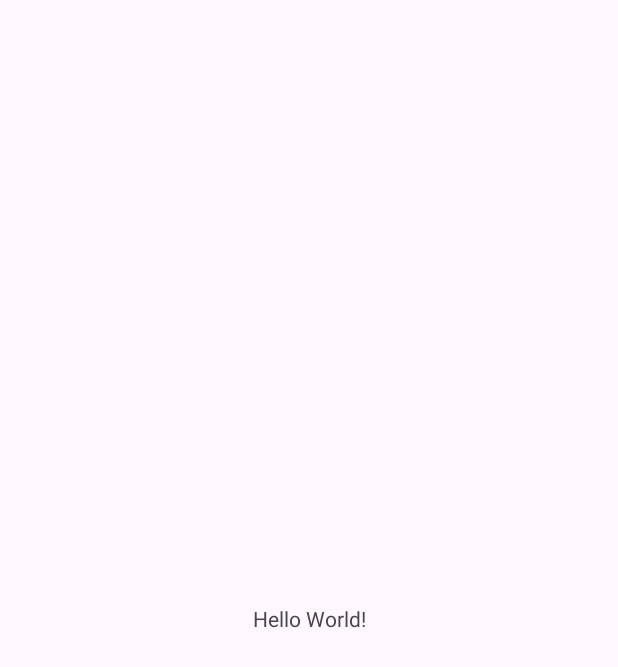
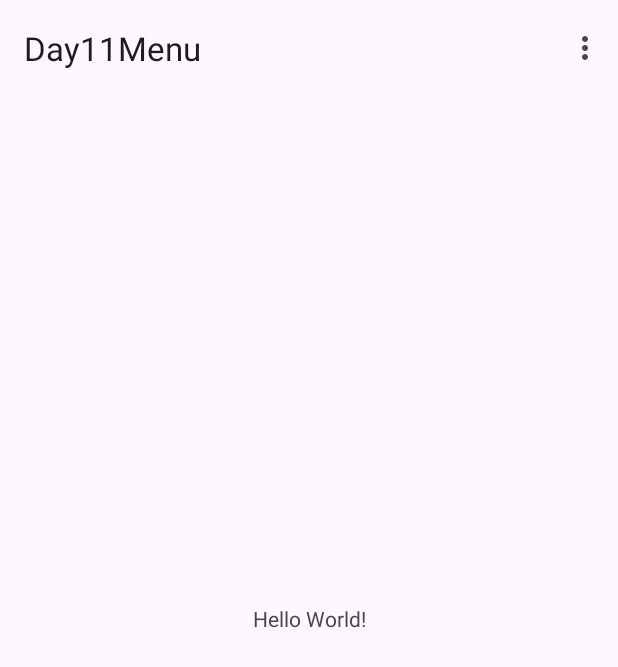
Before and after one commit to Grasmus/AndroidCourse, an Android app: the screen it shows after launch (MainActivity), on a phone screen of 412 x 824 dp. Before the commit the part shown is almost empty. Shown: the top 667 px of the screen. Run offline under Robolectric (Android 15) with nearby library versions, the phone set to English and light mode, and no system bars.

Commit message:
Final commit

```diff
--- a/app/src/main/AndroidManifest.xml
+++ b/app/src/main/AndroidManifest.xml
@@ -14,7 +14,8 @@
         tools:targetApi="31">
         <activity
             android:name=".MainActivity"
-            android:exported="true">
+            android:exported="true"
+            android:theme="@style/Theme.Day11Menu">
             <intent-filter>
                 <action android:name="android.intent.action.MAIN" />
 
--- a/app/src/main/java/com/example/day11menu/MainActivity.kt
+++ b/app/src/main/java/com/example/day11menu/MainActivity.kt
@@ -1,11 +1,60 @@
 package com.example.day11menu
 
+import android.os.Bundle
+import android.view.Menu
+import android.view.MenuItem
+import android.view.SubMenu
+import android.widget.TextView
 import androidx.appcompat.app.AppCompatActivity
-import android.os.Bundle
 
 class MainActivity : AppCompatActivity() {
+
+    private var textView : TextView? = null
+    val IDM_NEW : Int = 201
+    val IDM_OPEN : Int = 202
+    val IDM_SAVE : Int = 203
     override fun onCreate(savedInstanceState: Bundle?) {
         super.onCreate(savedInstanceState)
         setContentView(R.layout.activity_main)
+        setSupportActionBar(findViewById(R.id.toolbar))
+
+        textView = findViewById(R.id.textView)
+    }
+
+    override fun onCreateOptionsMenu(menu: Menu?): Boolean {
+        menuInflater.inflate(R.menu.menu_main, menu)
+
+        val subMenu : SubMenu? = menu?.addSubMenu("File")
+
+        subMenu?.setIcon(R.drawable.baseline_video_file_24)
+        subMenu?.add(Menu.NONE, IDM_NEW, Menu.NONE, "New")
+        subMenu?.add(Menu.NONE, IDM_OPEN, Menu.NONE, "Open")
+        subMenu?.add(Menu.NONE, IDM_SAVE, Menu.NONE, "Save")
+
+        return super.onCreateOptionsMenu(menu)
+    }
+
+    override fun onOptionsItemSelected(item: MenuItem): Boolean {
+        when (item.itemId) {
+            R.id.action_cat1 -> {
+                textView!!.text = "You have chosen a male cat!"
+            }
+            R.id.action_cat2 -> {
+                textView!!.text = "You have chosen a female cat!"
+            }
+            R.id.action_cat3 -> {
+                textView!!.text = "You have chosen a kitten!"
+            }
+            IDM_NEW -> {
+                textView!!.text = "New item selected"
+            }
+            IDM_OPEN -> {
+                textView!!.text = "Open item selected"
+            }
+            IDM_SAVE -> {
+                textView!!.text = "Save item selected"
+            }
+        }
+        return super.onOptionsItemSelected(item)
     }
 }
--- /dev/null
+++ b/app/src/main/res/drawable/baseline_open_in_new_24.xml
@@ -0,0 +1,5 @@
+<vector android:autoMirrored="true" android:height="24dp"
+    android:tint="#000000" android:viewportHeight="24"
+    android:viewportWidth="24" android:width="24dp" xmlns:android="http://schemas.android.com/apk/res/android">
+    <path android:fillColor="@android:color/black" android:pathData="M19,19H5V5h7V3H5c-1.11,0 -2,0.9 -2,2v14c0,1.1 0.89,2 2,2h14c1.1,0 2,-0.9 2,-2v-7h-2v7zM14,3v2h3.59l-9.83,9.83 1.41,1.41L19,6.41V10h2V3h-7z"/>
+</vector>
--- /dev/null
+++ b/app/src/main/res/drawable/baseline_video_file_24.xml
@@ -0,0 +1,5 @@
+<vector android:height="24dp" android:tint="#FFFFFF"
+    android:viewportHeight="24" android:viewportWidth="24"
+    android:width="24dp" xmlns:android="http://schemas.android.com/apk/res/android">
+    <path android:fillColor="@android:color/white" android:pathData="M14,2H6.01c-1.1,0 -2,0.89 -2,2L4,20c0,1.1 0.9,2 2,2h12c1.1,0 2,-0.9 2,-2V8L14,2zM13,9V3.5L18.5,9H13zM14,14l2,-1.06v4.12L14,16v1c0,0.55 -0.45,1 -1,1H9c-0.55,0 -1,-0.45 -1,-1v-4c0,-0.55 0.45,-1 1,-1h4c0.55,0 1,0.45 1,1V14z"/>
+</vector>
--- /dev/null
+++ b/app/src/main/res/drawable/outline_whatshot_24.xml
@@ -0,0 +1,5 @@
+<vector android:height="24dp" android:tint="#000000"
+    android:viewportHeight="24" android:viewportWidth="24"
+    android:width="24dp" xmlns:android="http://schemas.android.com/apk/res/android">
+    <path android:fillColor="@android:color/black" android:pathData="M11.57,13.16c-1.36,0.28 -2.17,1.16 -2.17,2.41 0,1.34 1.11,2.42 2.49,2.42 2.05,0 3.71,-1.66 3.71,-3.71 0,-1.07 -0.15,-2.12 -0.46,-3.12 -0.79,1.07 -2.2,1.72 -3.57,2zM13.5,0.67s0.74,2.65 0.74,4.8c0,2.06 -1.35,3.73 -3.41,3.73 -2.07,0 -3.63,-1.67 -3.63,-3.73l0.03,-0.36C5.21,7.51 4,10.62 4,14c0,4.42 3.58,8 8,8s8,-3.58 8,-8C20,8.61 17.41,3.8 13.5,0.67zM12,20c-3.31,0 -6,-2.69 -6,-6 0,-1.53 0.3,-3.04 0.86,-4.43 1.01,1.01 2.41,1.63 3.97,1.63 2.66,0 4.75,-1.83 5.28,-4.43C17.34,8.97 18,11.44 18,14c0,3.31 -2.69,6 -6,6z"/>
+</vector>
--- a/app/src/main/res/layout/activity_main.xml
+++ b/app/src/main/res/layout/activity_main.xml
@@ -4,9 +4,25 @@
     xmlns:tools="http://schemas.android.com/tools"
     android:layout_width="match_parent"
     android:layout_height="match_parent"
+    android:fitsSystemWindows="true"
     tools:context=".MainActivity">
 
+    <com.google.android.material.appbar.AppBarLayout
+        android:layout_width="match_parent"
+        android:layout_height="wrap_content"
+        android:fitsSystemWindows="true"
+        app:layout_constraintStart_toStartOf="parent"
+        app:layout_constraintTop_toTopOf="parent">
+
+        <com.google.android.material.appbar.MaterialToolbar
+            android:id="@+id/toolbar"
+            android:layout_width="match_parent"
+            android:layout_height="?attr/actionBarSize" />
+
+    </com.google.android.material.appbar.AppBarLayout>
+
     <TextView
+        android:id="@+id/textView"
         android:layout_width="wrap_content"
         android:layout_height="wrap_content"
         android:text="Hello World!"
--- /dev/null
+++ b/app/src/main/res/menu/menu_main.xml
@@ -0,0 +1,33 @@
+<?xml version="1.0" encoding="utf-8"?>
+<menu xmlns:android="http://schemas.android.com/apk/res/android"
+    xmlns:app="http://schemas.android.com/apk/res-auto"
+    xmlns:tools="http://schemas.android.com/tools"
+    tools:context=".MainActivity">
+    <item
+        android:id="@+id/action_settings"
+        android:icon="@drawable/outline_whatshot_24"
+        android:enabled="false"
+        android:orderInCategory="100"
+        android:title="@string/action_settings"
+        app:showAsAction="never"/>
+
+    <group android:checkableBehavior="single">
+        <item
+            android:id="@+id/action_cat1"
+            android:orderInCategory="100"
+            android:title="@string/action_cat_male"
+            app:showAsAction="never"/>
+
+        <item
+            android:id="@+id/action_cat2"
+            android:orderInCategory="100"
+            android:title="@string/action_cat_female"
+            app:showAsAction="never"/>
+
+        <item
+            android:id="@+id/action_cat3"
+            android:orderInCategory="100"
+            android:title="@string/action_kitten"
+            app:showAsAction="never"/>
+    </group>
+</menu>
--- a/app/src/main/res/values/strings.xml
+++ b/app/src/main/res/values/strings.xml
@@ -1,3 +1,7 @@
 <resources>
     <string name="app_name">Day11Menu</string>
+    <string name="action_settings">Settings</string>
+    <string name="action_cat_male">Male cat</string>
+    <string name="action_cat_female">Female cat</string>
+    <string name="action_kitten">Kitten</string>
 </resources>
```
